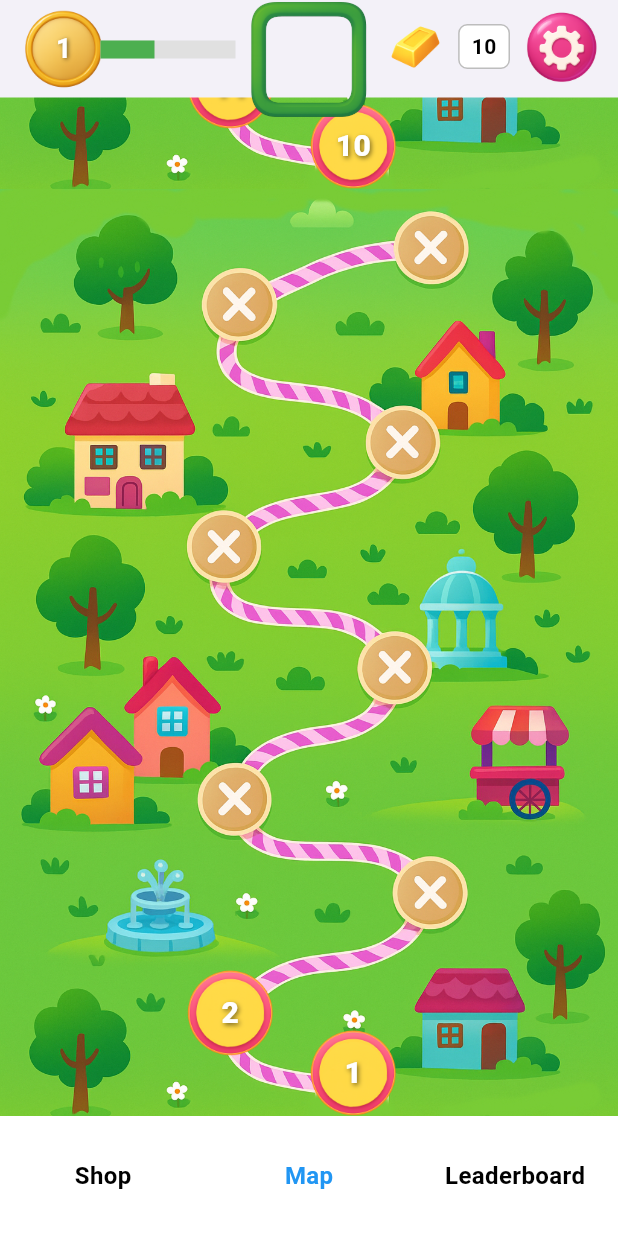
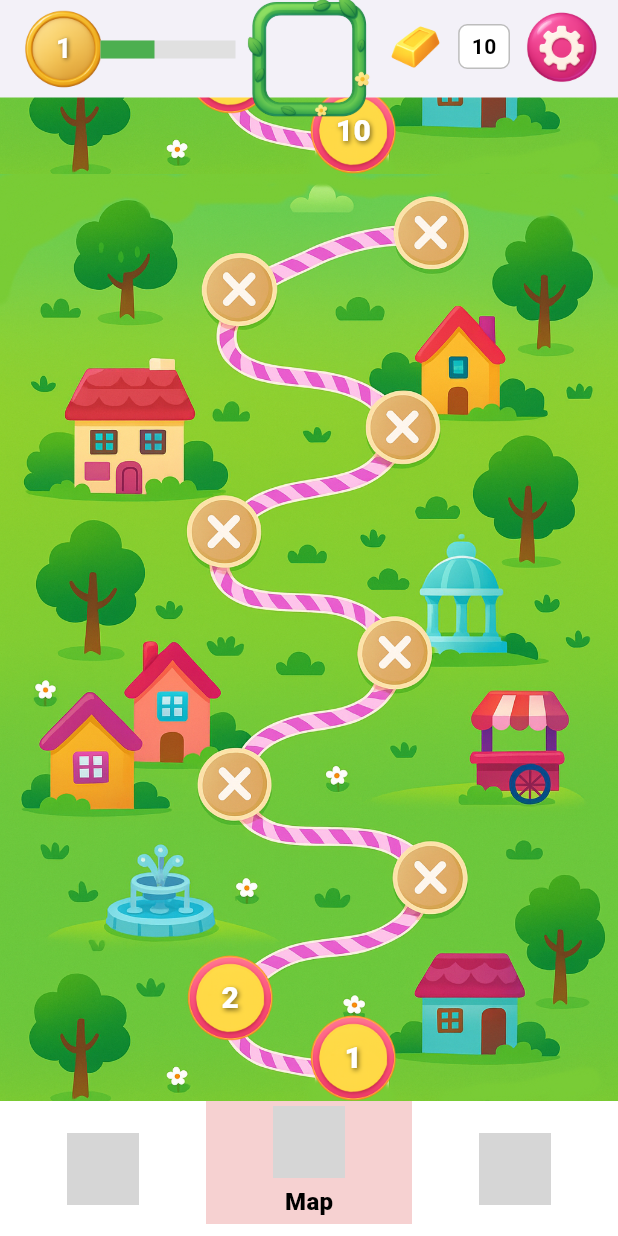
Before and after one commit to RieckA2306/slide_escape, a Flutter app: the screen it shows after launch, item 2 of the bottom bar chosen, on a phone screen of 412 x 824 dp. Run offline on Flutter 3.47's test engine with Material 3 defaults, Android fonts, the light colour scheme and no system bars; grey boxes are pictures that could not be loaded.

Commit message:
Bottom Bar with Icons

```diff
--- a/lib/features/home/home_screen.dart
+++ b/lib/features/home/home_screen.dart
@@ -26,7 +26,7 @@ class _HomeScreenState extends State<HomeScreen> {
 
     _pageController.animateToPage(
       index,
-      duration: const Duration(milliseconds: 300),
+      duration: const Duration(milliseconds: 400),
       curve: Curves.easeInOut,
     );
   }
--- a/lib/features/level_map/level_map_screen.dart
+++ b/lib/features/level_map/level_map_screen.dart
@@ -98,7 +98,7 @@ class _LevelMapScreenState extends State<LevelMapScreen> {
                   left: 161,
                   bottom: -20,
                   child: Image.asset(
-                    "assets/app_bar/frames/frame1.png",
+                    "assets/app_bar/frames/frame2.png",
                     width: 90,
                     height: 90,
                   ),
--- a/lib/widgets/app_footer.dart
+++ b/lib/widgets/app_footer.dart
@@ -3,49 +3,72 @@ import 'package:flutter/material.dart';
 /// Enum für die Tabs im Footer
 enum FooterTab { shop, map, leaderboard }
 
-/// Footer mit drei Tabs (Shop, Map, Leaderboard).
-/// Funktioniert zusammen mit einem PageView im HomeScreen.
-/// Navigation läuft über den Callback [onTabSelected].
 class AppFooter extends StatelessWidget {
   final FooterTab activeTab;
   final Function(FooterTab) onTabSelected;
+
+  /// Colors
+  final Color backgroundColor;
+  final Color activeBackgroundColor;
 
   const AppFooter({
     super.key,
     required this.activeTab,
     required this.onTabSelected,
+    this.backgroundColor = const Color(0xFFFFFFFF),      // Weiß standard
+    this.activeBackgroundColor = const Color(0xFFF6D1D1) // Rot standard
   });
 
   @override
   Widget build(BuildContext context) {
     return Container(
-      color: Colors.white,
-      height: 80,
+      color: backgroundColor,
+      height: 90,
       child: Row(
         mainAxisAlignment: MainAxisAlignment.spaceEvenly,
         children: [
-          _buildTab("Shop", FooterTab.shop),
-          _buildTab("Map", FooterTab.map),
-          _buildTab("Leaderboard", FooterTab.leaderboard),
+          _buildTab("Shop", "assets/app_footer/shop.png", FooterTab.shop),
+          _buildTab("Map", "assets/app_footer/map.png", FooterTab.map),
+          _buildTab("Leaderboard", "assets/app_footer/leaderboard.png", FooterTab.leaderboard),
         ],
       ),
     );
   }
 
   /// Baut einen einzelnen Tab-Button
-  Widget _buildTab(String label, FooterTab tab) {
+  Widget _buildTab(String label, String assetPath, FooterTab tab) {
     final isActive = activeTab == tab;
+
     return Expanded(
       child: InkWell(
         onTap: () => onTabSelected(tab),
-        child: Center(
-          child: Text(
-            label,
-            style: TextStyle(
-              fontWeight: FontWeight.bold,
-              fontSize: 16,
-              color: isActive ? Colors.blue : Colors.black,
-            ),
+        child: AnimatedContainer(
+          duration: const Duration(milliseconds: 200),
+          curve: Curves.easeOut,
+          margin: EdgeInsets.only(bottom: isActive ? 8 : 0),
+          decoration: BoxDecoration(
+            color: isActive ? activeBackgroundColor : backgroundColor,
+          ),
+          child: Column(
+            mainAxisAlignment: MainAxisAlignment.center,
+            children: [
+              Image.asset(
+                assetPath,
+                width: 48,
+                height: 48,
+              ),
+              if (isActive) ...[
+                const SizedBox(height: 4),
+                Text(
+                  label,
+                  style: const TextStyle(
+                    fontWeight: FontWeight.w800,
+                    fontSize: 16,
+                    color: Colors.black,
+                  ),
+                ),
+              ],
+            ],
           ),
         ),
       ),
--- a/pubspec.yaml
+++ b/pubspec.yaml
@@ -26,6 +26,12 @@ flutter:
     - assets/map_background/background.jpg
     - assets/level_background/normal_level_background.png
     - assets/app_bar/frames/frame1.png
+    - assets/app_bar/frames/frame2.png
+    - assets/app_bar/frames/frame3.jpg
+    - assets/app_bar/frames/frame4.png
     - assets/app_bar/goldbar.png
     - assets/app_bar/level_background.png
     - assets/app_bar/settings.png
+    - assets/app_footer/leaderboard.png
+    - assets/app_footer/map.png
+    - assets/app_footer/shop.png
```
Also changed, not shown: lib/features/settings/settings_screen.dart (added), lib/widgets/primary_button.dart (deleted).
